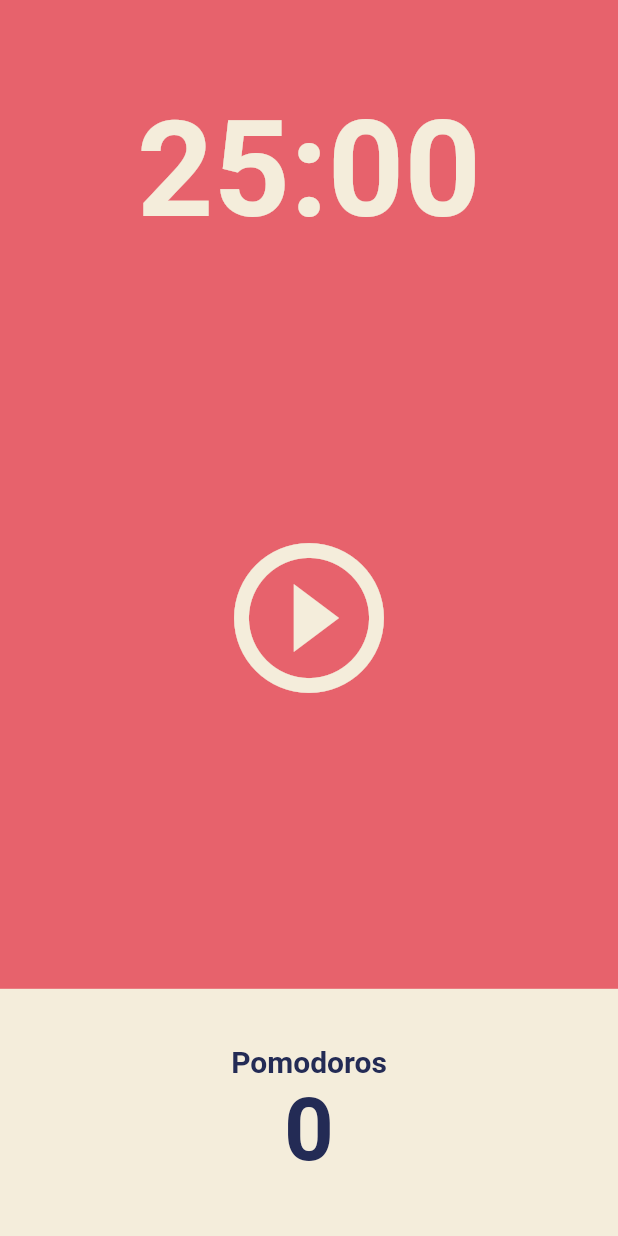
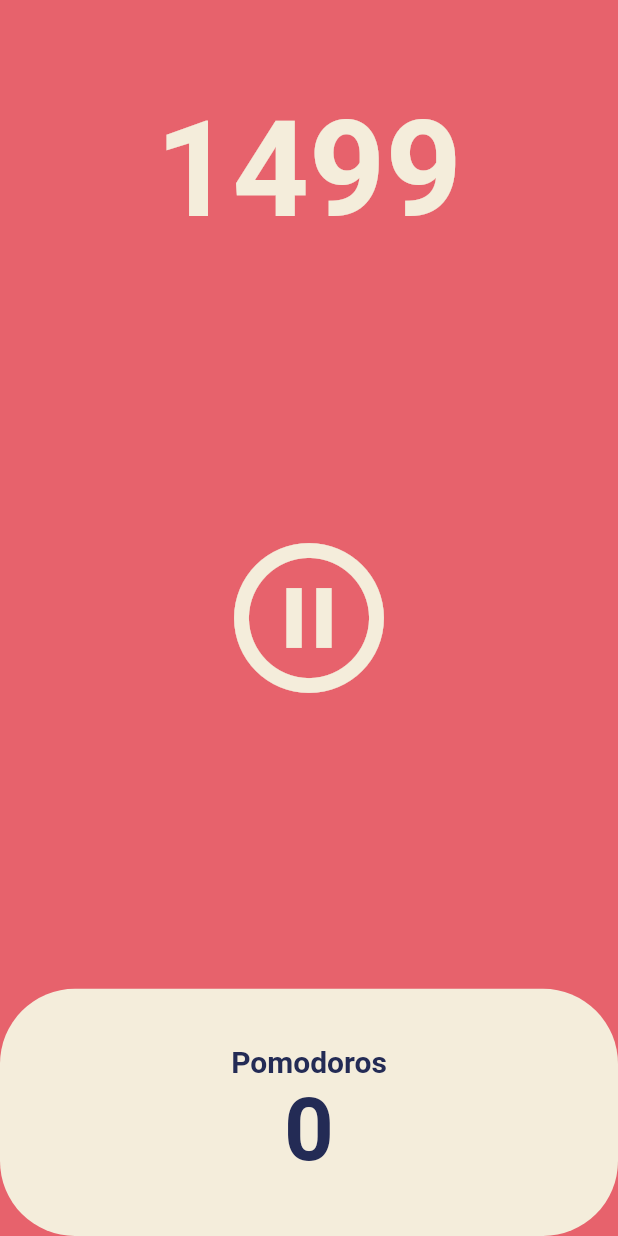
Before and after one commit to dev-seonhan/project_flutter, a Flutter app: the screen it shows after launch, after a tap on the "play circle outline" icon, on a phone screen of 412 x 824 dp. Run offline on Flutter 3.47's test engine with Material 2 defaults, Android fonts, the light colour scheme and no system bars.

Commit message:
[pomodoro] Timer 작업 (Start, Pause)

```diff
--- a/pomodoro/lib/screens/home_screen.dart
+++ b/pomodoro/lib/screens/home_screen.dart
@@ -1,3 +1,5 @@
+import 'dart:async';
+
 import 'package:flutter/material.dart';
 
 class HomeScreen extends StatefulWidget {
@@ -11,9 +13,41 @@ class HomeScreen extends StatefulWidget {
 /**
  * Flexible : 유연하게 화면에 크기에 따라 Widget의 영역을 지정하고 UI를 그려낼 수 있다.
  *
+ * late (modifier) : 지금 당장 초기화 하지 않아도 된다.
+ *                   하지만 Property를 사용하기 전에는 반드시 초기화 해주어야 한다.
+ *
+ * Timer.periodic
+ *  : 주기마다 람다의 함수를 반복한다.
  */
 
 class _HomeScreenState extends State<HomeScreen> {
+  int totalSeconds = 1500;
+  bool isRunning = false;
+  late Timer timer;
+
+  void onTick(Timer timer) {
+    setState(() {
+      totalSeconds--;
+    });
+  }
+
+  void onStartPressed() {
+    timer = Timer.periodic(
+      const Duration(seconds: 1),
+      onTick,
+    );
+    setState(() {
+      isRunning = true;
+    });
+  }
+
+  void onPausePressed() {
+    timer.cancel();
+    setState(() {
+      isRunning = false;
+    });
+  }
+
   @override
   Widget build(BuildContext context) {
     return Scaffold(
@@ -25,7 +59,7 @@ class _HomeScreenState extends State<HomeScreen> {
             child: Container(
               alignment: Alignment.bottomCenter,
               child: Text(
-                '25:00',
+                '$totalSeconds',
                 style: TextStyle(
                   color: Theme.of(context).cardColor,
                   fontSize: 89,
@@ -40,8 +74,10 @@ class _HomeScreenState extends State<HomeScreen> {
               child: IconButton(
                 iconSize: 120,
                 color: Theme.of(context).cardColor,
-                onPressed: () {},
-                icon: const Icon(Icons.play_circle_outline),
+                onPressed: isRunning ? onPausePressed : onStartPressed,
+                icon: Icon(isRunning
+                    ? Icons.pause_circle_outline
+                    : Icons.play_circle_outline),
               ),
             ),
           ),
@@ -51,8 +87,10 @@ class _HomeScreenState extends State<HomeScreen> {
               children: [
                 Expanded(
                   child: Container(
-                    decoration:
-                        BoxDecoration(color: Theme.of(context).cardColor),
+                    decoration: BoxDecoration(
+                      color: Theme.of(context).cardColor,
+                      borderRadius: BorderRadius.circular(50),
+                    ),
                     child: Column(
                       mainAxisAlignment: MainAxisAlignment.center,
                       children: [
```
Also changed, not shown: 1 other file.
